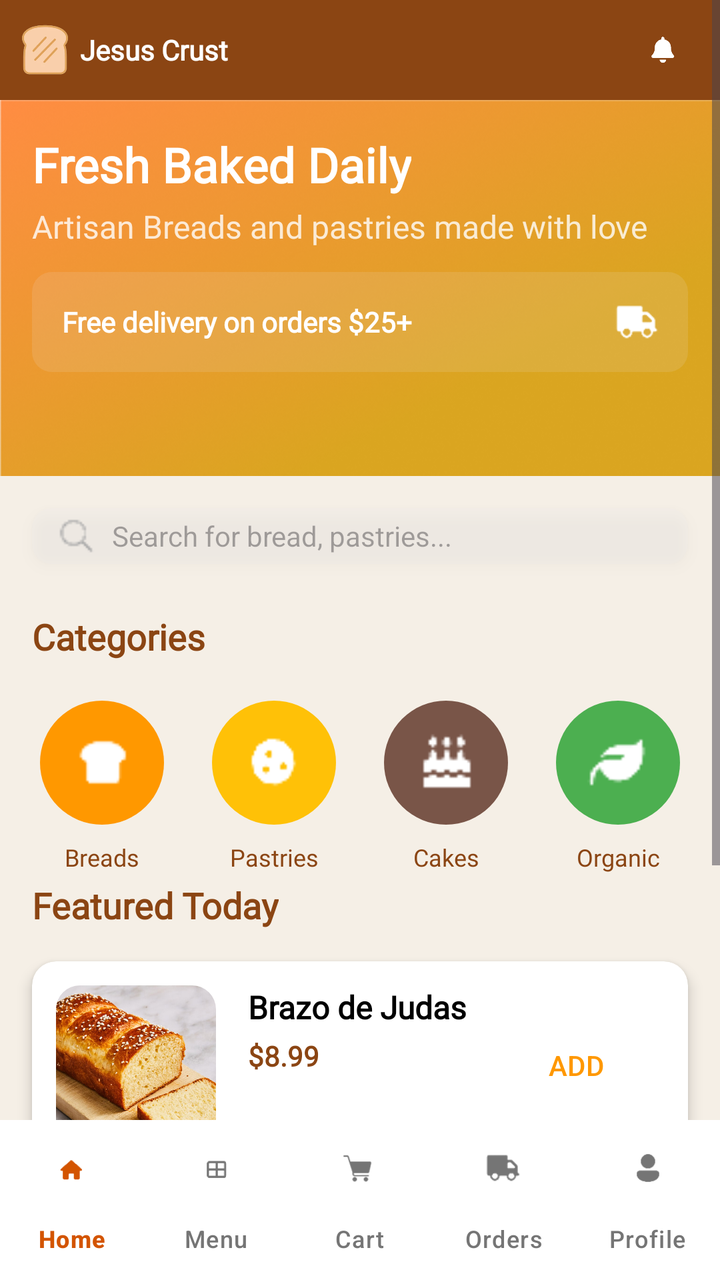
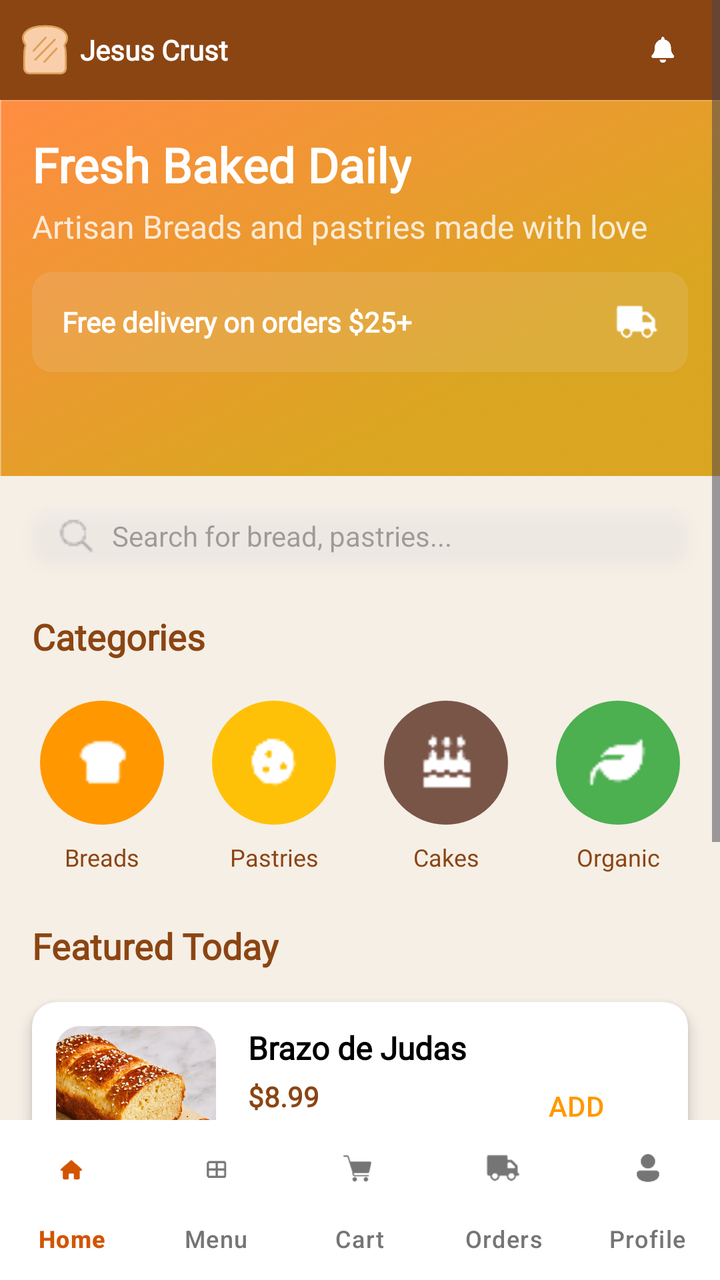

Screens rendered from an Android XML layout before and after an edit, with the pre-edit source and the edit as a unified diff.
<!-- AndroidManifest.xml: application theme Theme.MyApplication -->
<!-- res/layout/activity_store.xml -->
<?xml version="1.0" encoding="utf-8"?>
<androidx.constraintlayout.widget.ConstraintLayout xmlns:android="http://schemas.android.com/apk/res/android"
    xmlns:app="http://schemas.android.com/apk/res-auto"
    xmlns:tools="http://schemas.android.com/tools"
    android:id="@+id/main"
    android:layout_width="match_parent"
    android:layout_height="match_parent"
    android:background="#F5EFE6"
    tools:context=".MainActivity">

    <ScrollView
        android:id="@+id/scroll_view"
        android:layout_width="0dp"
        android:layout_height="0dp"
        app:layout_constraintBottom_toTopOf="@+id/bottom_navigation"
        app:layout_constraintEnd_toEndOf="parent"
        app:layout_constraintStart_toStartOf="parent"
        app:layout_constraintTop_toTopOf="parent">

        <androidx.constraintlayout.widget.ConstraintLayout
            android:layout_width="match_parent"
            android:layout_height="wrap_content"
            android:paddingBottom="24dp">

            <LinearLayout
                android:id="@+id/barra_superior"
                android:layout_width="0dp"
                android:layout_height="50dp"
                android:background="#8B4513"
                android:gravity="center_vertical"
                android:orientation="horizontal"
                app:layout_constraintEnd_toEndOf="parent"
                app:layout_constraintStart_toStartOf="parent"
                app:layout_constraintTop_toTopOf="parent">

                <ImageView
                    android:layout_width="25dp"
                    android:layout_height="25dp"
                    android:layout_marginStart="10dp"
                    android:src="@drawable/pan_icono" />
                <TextView
                    android:layout_width="wrap_content"
                    android:layout_height="25dp"
                    android:layout_marginStart="5dp"
                    android:gravity="center_vertical"
                    android:text="Jesus Crust"
                    android:fontFamily="@font/quicksand"
                    android:textStyle="bold"
                    android:textColor="@color/white" />
                <Space
                    android:layout_width="0dp"
                    android:layout_height="0dp"
                    android:layout_weight="1" />
                <ImageView
                    android:layout_width="25dp"
                    android:layout_height="25dp"
                    android:layout_marginEnd="16dp"
                    android:src="@drawable/campanita" />
            </LinearLayout>

            <LinearLayout
                android:id="@+id/barra_de_abajo"
                android:layout_width="match_parent"
                android:layout_height="188dp"
                android:background="@drawable/fondolayout"
                android:orientation="vertical"
                android:padding="16dp"
                app:layout_constraintEnd_toEndOf="parent"
                app:layout_constraintStart_toStartOf="parent"
                app:layout_constraintTop_toBottomOf="@+id/barra_superior">

                <TextView
                    android:layout_width="wrap_content"
                    android:layout_height="wrap_content"
                    android:fontFamily="@font/quicksand"
                    android:text="Fresh Baked Daily"
                    android:textColor="@color/white"
                    android:textSize="24sp"
                    android:textStyle="bold" />

                <TextView
                    android:layout_width="wrap_content"
                    android:layout_height="wrap_content"
                    android:layout_marginTop="4dp"
                    android:fontFamily="@font/quicksand"
                    android:text="Artisan Breads and pastries made with love"
                    android:textColor="#CCFFFFFF"
                    android:textSize="16sp" />

                <LinearLayout
                    android:layout_width="match_parent"
                    android:layout_height="wrap_content"
                    android:layout_marginTop="12dp"
                    android:background="@drawable/layout_bg"
                    android:gravity="center_vertical"
                    android:padding="10dp">

                    <TextView
                        android:layout_width="wrap_content"
                        android:layout_height="wrap_content"
                        android:layout_marginStart="5dp"
                        android:fontFamily="@font/quicksand"
                        android:text="Free delivery on orders $25+"
                        android:textColor="@color/white"
                        android:textSize="14sp"
                        android:textStyle="bold" />

                    <Space
                        android:layout_width="0dp"
                        android:layout_height="0dp"
                        android:layout_weight="1" />

                    <ImageView
                        android:layout_width="30dp"
                        android:layout_height="30dp"
                        android:src="@drawable/camion" />
                </LinearLayout>
            </LinearLayout>

            <LinearLayout
                android:id="@+id/barra_busqueda"
                android:layout_width="0dp"
                android:layout_height="wrap_content"
                android:layout_marginStart="16dp"
                android:layout_marginEnd="16dp"
                android:layout_marginTop="16dp"
                android:background="@drawable/layout_bg"
                android:elevation="4dp"
                android:gravity="center_vertical"
                android:orientation="horizontal"
                android:paddingStart="12dp"
                android:paddingTop="4dp"
                android:paddingEnd="12dp"
                android:paddingBottom="4dp"
                app:layout_constraintEnd_toEndOf="parent"
                app:layout_constraintStart_toStartOf="parent"
                app:layout_constraintTop_toBottomOf="@+id/barra_de_abajo">

                <ImageView
                    android:layout_width="20dp"
                    android:layout_height="20dp"
                    android:src="@drawable/search"
                    app:tint="@android:color/darker_gray" />
                <EditText
                    android:layout_width="0dp"
                    android:layout_height="wrap_content"
                    android:layout_marginStart="8dp"
                    android:layout_weight="1"
                    android:background="@android:color/transparent"
                    android:hint="Search for bread, pastries..."
                    android:imeOptions="actionSearch"
                    android:inputType="text"
                    android:textSize="14sp" />
            </LinearLayout>

            <TextView
                android:id="@+id/titulo_categorias"
                android:layout_width="wrap_content"
                android:layout_height="wrap_content"
                android:layout_marginStart="16dp"
                android:layout_marginTop="24dp"
                android:fontFamily="@font/quicksand"
                android:text="Categories"
                android:textColor="#8B4513"
                android:textSize="18sp"
                android:textStyle="bold"
                app:layout_constraintStart_toStartOf="parent"
                app:layout_constraintTop_toBottomOf="@+id/barra_busqueda" />

            <com.google.android.material.button.MaterialButton
                android:id="@+id/button_naranja"
                style="@style/Widget.Material3.Button.IconButton.Filled"
                android:layout_width="70dp"
                android:layout_height="70dp"
                android:layout_marginTop="16dp"
                app:backgroundTint="#FF9800"
                app:cornerRadius="35dp"
                app:icon="@drawable/breadicon"
                app:iconGravity="textStart"
                app:iconPadding="0dp"
                app:iconSize="35dp"
                app:layout_constraintEnd_toStartOf="@+id/button_amarillo"
                app:layout_constraintHorizontal_chainStyle="spread"
                app:layout_constraintStart_toStartOf="parent"
                app:layout_constraintTop_toBottomOf="@+id/titulo_categorias" />

            <TextView
                android:id="@+id/text_naranja"
                android:layout_width="wrap_content"
                android:layout_height="wrap_content"
                android:layout_marginTop="4dp"
                android:fontFamily="@font/quicksand"
                android:text="Breads"
                android:textColor="#8B4513"
                android:textSize="12sp"
                app:layout_constraintEnd_toEndOf="@+id/button_naranja"
                app:layout_constraintStart_toStartOf="@+id/button_naranja"
                app:layout_constraintTop_toBottomOf="@+id/button_naranja" />

            <com.google.android.material.button.MaterialButton
                android:id="@+id/button_amarillo"
                style="@style/Widget.Material3.Button.IconButton.Filled"
                android:layout_width="70dp"
                android:layout_height="70dp"
                app:backgroundTint="#FFC107"
                app:cornerRadius="35dp"
                app:icon="@drawable/cookieicon"
                app:iconGravity="textStart"
                app:iconPadding="0dp"
                app:iconSize="35dp"
                app:layout_constraintEnd_toStartOf="@+id/button_marron"
                app:layout_constraintStart_toEndOf="@+id/button_naranja"
                app:layout_constraintTop_toTopOf="@+id/button_naranja" />

            <TextView
                android:id="@+id/text_amarillo"
                android:layout_width="wrap_content"
                android:layout_height="wrap_content"
                android:layout_marginTop="4dp"
                android:fontFamily="@font/quicksand"
                android:text="Pastries"
                android:textColor="#8B4513"
                android:textSize="12sp"
                app:layout_constraintEnd_toEndOf="@+id/button_amarillo"
                app:layout_constraintStart_toStartOf="@+id/button_amarillo"
                app:layout_constraintTop_toBottomOf="@+id/button_amarillo" />

            <com.google.android.material.button.MaterialButton
                android:id="@+id/button_marron"
                style="@style/Widget.Material3.Button.IconButton.Filled"
                android:layout_width="70dp"
                android:layout_height="70dp"
                app:backgroundTint="#795548"
                app:cornerRadius="35dp"
                app:icon="@drawable/cakeicon"
                app:iconGravity="textStart"
                app:iconPadding="0dp"
                app:iconSize="35dp"
                app:layout_constraintEnd_toStartOf="@+id/button_verde"
                app:layout_constraintStart_toEndOf="@+id/button_amarillo"
                app:layout_constraintTop_toTopOf="@+id/button_naranja" />

            <TextView
                android:id="@+id/text_marron"
                android:layout_width="wrap_content"
                android:layout_height="wrap_content"
                android:layout_marginTop="4dp"
                android:fontFamily="@font/quicksand"
                android:text="Cakes"
                android:textColor="#8B4513"
                android:textSize="12sp"
                app:layout_constraintEnd_toEndOf="@+id/button_marron"
                app:layout_constraintStart_toStartOf="@+id/button_marron"
                app:layout_constraintTop_toBottomOf="@+id/button_marron" />

            <com.google.android.material.button.MaterialButton
                android:id="@+id/button_verde"
                style="@style/Widget.Material3.Button.IconButton.Filled"
                android:layout_width="70dp"
                android:layout_height="70dp"
                app:backgroundTint="#4CAF50"
                app:cornerRadius="35dp"
                app:icon="@drawable/leaficon"
                app:iconGravity="textStart"
                app:iconPadding="0dp"
                app:iconSize="35dp"
                app:layout_constraintEnd_toEndOf="parent"
                app:layout_constraintStart_toEndOf="@+id/button_marron"
                app:layout_constraintTop_toTopOf="@+id/button_naranja" />

            <TextView
                android:id="@+id/text_verde"
                android:layout_width="wrap_content"
                android:layout_height="wrap_content"
                android:layout_marginTop="4dp"
                android:fontFamily="@font/quicksand"
                android:text="Organic"
                android:textColor="#8B4513"
                android:textSize="12sp"
                app:layout_constraintEnd_toEndOf="@+id/button_verde"
                app:layout_constraintStart_toStartOf="@+id/button_verde"
                app:layout_constraintTop_toBottomOf="@+id/button_verde" />


            <TextView
                android:id="@+id/titulo_featured"
                android:layout_width="wrap_content"
                android:layout_height="wrap_content"
                android:layout_marginStart="16dp"
                android:layout_marginTop="24dp"
                android:fontFamily="@font/quicksand"
                android:text="Featured Today"
                android:textColor="#8B4513"
                android:textSize="18sp"
                android:textStyle="bold"
                app:layout_constraintStart_toStartOf="parent"
                app:layout_constraintTop_toBottomOf="@+id/button_naranja" />

            <androidx.cardview.widget.CardView
                android:id="@+id/card_producto_1"
                android:layout_width="0dp"
                android:layout_height="wrap_content"
                android:layout_marginStart="16dp"
                android:layout_marginTop="16dp"
                android:layout_marginEnd="16dp"
                app:cardCornerRadius="12dp"
                app:cardElevation="4dp"
                app:layout_constraintEnd_toEndOf="parent"
                app:layout_constraintStart_toStartOf="parent"
                app:layout_constraintTop_toBottomOf="@+id/titulo_featured">

                <androidx.constraintlayout.widget.ConstraintLayout
                    android:layout_width="match_parent"
                    android:layout_height="wrap_content"
                    android:padding="12dp">

                    <com.google.android.material.imageview.ShapeableImageView
                        android:id="@+id/imagen_producto_1"
                        android:layout_width="80dp"
                        android:layout_height="80dp"
                        android:scaleType="centerCrop"
                        android:src="@drawable/brazodejudas"
                        app:layout_constraintBottom_toBottomOf="parent"
                        app:layout_constraintStart_toStartOf="parent"
                        app:layout_constraintTop_toTopOf="parent"
                        app:shapeAppearanceOverlay="@style/roundedImageView" />

                    <TextView
                        android:id="@+id/nombre_producto_1"
                        android:layout_width="0dp"
                        android:layout_height="wrap_content"
                        android:layout_marginStart="16dp"
                        android:fontFamily="@font/quicksand"
                        android:text="Brazo de Judas"
                        android:textColor="@android:color/black"
                        android:textSize="16sp"
                        android:textStyle="bold"
                        app:layout_constraintEnd_toStartOf="@+id/boton_add_1"
                        app:layout_constraintStart_toEndOf="@+id/imagen_producto_1"
                        app:layout_constraintTop_toTopOf="@+id/imagen_producto_1" />

                    <TextView
                        android:id="@+id/precio_producto_1"
                        android:layout_width="wrap_content"
                        android:layout_height="wrap_content"
                        android:layout_marginTop="4dp"
                        android:fontFamily="@font/quicksand"
                        android:text="$8.99"
                        android:textColor="#8B4513"
                        android:textSize="14sp"
                        android:textStyle="bold"
                        app:layout_constraintStart_toStartOf="@+id/nombre_producto_1"
                        app:layout_constraintTop_toBottomOf="@+id/nombre_producto_1" />

                    <com.google.android.material.button.MaterialButton
                        android:id="@+id/boton_add_1"
                        style="@style/Widget.Material3.Button.TextButton"
                        android:layout_width="wrap_content"
                        android:layout_height="wrap_content"
                        android:text="ADD"
                        android:textColor="#FF9800"
                        app:layout_constraintBottom_toBottomOf="parent"
                        app:layout_constraintEnd_toEndOf="parent"
                        app:layout_constraintTop_toTopOf="parent" />

                </androidx.constraintlayout.widget.ConstraintLayout>
            </androidx.cardview.widget.CardView>

            <androidx.cardview.widget.CardView
                android:id="@+id/card_producto_2"
                android:layout_width="0dp"
                android:layout_height="wrap_content"
                android:layout_marginStart="16dp"
                android:layout_marginTop="12dp"
                android:layout_marginEnd="16dp"
                app:cardCornerRadius="12dp"
                app:cardElevation="4dp"
                app:layout_constraintEnd_toEndOf="parent"
                app:layout_constraintStart_toStartOf="parent"
                app:layout_constraintTop_toBottomOf="@+id/card_producto_1">

                <androidx.constraintlayout.widget.ConstraintLayout
                    android:layout_width="match_parent"
                    android:layout_height="wrap_content"
                    android:padding="12dp">

                    <com.google.android.material.imageview.ShapeableImageView
                        android:id="@+id/imagen_producto_2"
                        android:layout_width="80dp"
                        android:layout_height="80dp"
                        android:scaleType="centerCrop"
                        android:src="@drawable/croissant"
                        app:layout_constraintBottom_toBottomOf="parent"
                        app:layout_constraintStart_toStartOf="parent"
                        app:layout_constraintTop_toTopOf="parent"
                        app:shapeAppearanceOverlay="@style/roundedImageView" />

                    <TextView
                        android:id="@+id/nombre_producto_2"
                        android:layout_width="0dp"
                        android:layout_height="wrap_content"
                        android:layout_marginStart="16dp"
                        android:fontFamily="@font/quicksand"
                        android:text="Pecado Original"
                        android:textColor="@android:color/black"
                        android:textSize="16sp"
                        android:textStyle="bold"
                        app:layout_constraintEnd_toStartOf="@+id/boton_add_2"
                        app:layout_constraintStart_toEndOf="@+id/imagen_producto_2"
                        app:layout_constraintTop_toTopOf="@+id/imagen_producto_2" />

                    <TextView
                        android:id="@+id/precio_producto_2"
                        android:layout_width="wrap_content"
                        android:layout_height="wrap_content"
                        android:layout_marginTop="4dp"
                        android:fontFamily="@font/quicksand"
                        android:text="$4.50"
                        android:textColor="#8B4513"
                        android:textSize="14sp"
                        android:textStyle="bold"
                        app:layout_constraintStart_toStartOf="@+id/nombre_producto_2"
                        app:layout_constraintTop_toBottomOf="@+id/nombre_producto_2" />

                    <com.google.android.material.button.MaterialButton
                        android:id="@+id/boton_add_2"
                        style="@style/Widget.Material3.Button.TextButton"
                        android:layout_width="wrap_content"
                        android:layout_height="wrap_content"
                        android:text="ADD"
                        android:textColor="#FF9800"
                        app:layout_constraintBottom_toBottomOf="parent"
                        app:layout_constraintEnd_toEndOf="parent"
                        app:layout_constraintTop_toTopOf="parent" />

                </androidx.constraintlayout.widget.ConstraintLayout>
            </androidx.cardview.widget.CardView>

        </androidx.constraintlayout.widget.ConstraintLayout>
    </ScrollView>

    <com.google.android.material.bottomnavigation.BottomNavigationView
        android:id="@+id/bottom_navigation"
        android:layout_width="0dp"
        android:layout_height="wrap_content"
        app:layout_constraintBottom_toBottomOf="parent"
        app:layout_constraintStart_toStartOf="parent"
        app:layout_constraintEnd_toEndOf="parent"
        app:menu="@menu/bottom_nav_menu"
        android:background="#FFFFFF"
        app:itemIconTint="@color/bottom_nav_color_selector"
        app:itemTextColor="@color/bottom_nav_color_selector"
        app:labelVisibilityMode="labeled"
        />

</androidx.constraintlayout.widget.ConstraintLayout>
<!-- resources referenced by this layout -->
<resources>
  <color name="white">#FFFFFFFF</color>
  <!-- drawable brazodejudas: jpg bitmap (drawable, 115128 bytes) -->
  <!-- drawable breadicon: png bitmap (drawable, 281 bytes) -->
  <!-- drawable cakeicon: png bitmap (drawable, 378 bytes) -->
  <!-- drawable camion: png bitmap (drawable, 508 bytes) -->
  <!-- drawable campanita: png bitmap (drawable, 999 bytes) -->
  <!-- drawable cookieicon: png bitmap (drawable, 382 bytes) -->
  <!-- drawable croissant: jpg bitmap (drawable, 131786 bytes) -->
  <!-- drawable fondolayout: png bitmap (drawable, 106985 bytes) -->
  <!-- drawable layout_bg (drawable) -->
  <?xml version="1.0" encoding="UTF-8"?>
  <shape xmlns:android="http://schemas.android.com/apk/res/android">
      <solid android:color="#20E5E7EB"/>
      <corners android:radius="10dp"/>
      <padding android:left="0dp" android:top="0dp" android:right="0dp" android:bottom="0dp" />
  </shape>
  <!-- drawable leaficon: png bitmap (drawable, 355 bytes) -->
  <!-- drawable pan_icono: png bitmap (drawable, 23460 bytes) -->
  <!-- drawable search: png bitmap (drawable, 502 bytes) -->
  <style name="roundedImageView">
          <item name="cornerFamily">rounded</item>
          <item name="cornerSize">12dp</item>
      </style>
  <style name="Theme.MyApplication" parent="Base.Theme.MyApplication" />
  <style name="Base.Theme.MyApplication" parent="Theme.Material3.DayNight.NoActionBar">
          <item name="itemIconTint">@null</item>
      </style>
</resources>

<!-- the commit's change to res/layout/activity_store.xml (unified diff, before → after) -->
@@ -281,7 +281,6 @@
                 app:layout_constraintStart_toStartOf="@+id/button_verde"
                 app:layout_constraintTop_toBottomOf="@+id/button_verde" />
 
-
             <TextView
                 android:id="@+id/titulo_featured"
                 android:layout_width="wrap_content"
@@ -294,7 +293,7 @@
                 android:textSize="18sp"
                 android:textStyle="bold"
                 app:layout_constraintStart_toStartOf="parent"
-                app:layout_constraintTop_toBottomOf="@+id/button_naranja" />
+                app:layout_constraintTop_toBottomOf="@+id/text_naranja" />
 
             <androidx.cardview.widget.CardView
                 android:id="@+id/card_producto_1"
@@ -437,20 +436,20 @@
             </androidx.cardview.widget.CardView>
 
         </androidx.constraintlayout.widget.ConstraintLayout>
+
     </ScrollView>
 
     <com.google.android.material.bottomnavigation.BottomNavigationView
         android:id="@+id/bottom_navigation"
         android:layout_width="0dp"
         android:layout_height="wrap_content"
-        app:layout_constraintBottom_toBottomOf="parent"
-        app:layout_constraintStart_toStartOf="parent"
-        app:layout_constraintEnd_toEndOf="parent"
-        app:menu="@menu/bottom_nav_menu"
         android:background="#FFFFFF"
         app:itemIconTint="@color/bottom_nav_color_selector"
         app:itemTextColor="@color/bottom_nav_color_selector"
         app:labelVisibilityMode="labeled"
-        />
+        app:layout_constraintBottom_toBottomOf="parent"
+        app:layout_constraintEnd_toEndOf="parent"
+        app:layout_constraintStart_toStartOf="parent"
+        app:menu="@menu/bottom_nav_menu" />
 
 </androidx.constraintlayout.widget.ConstraintLayout>
